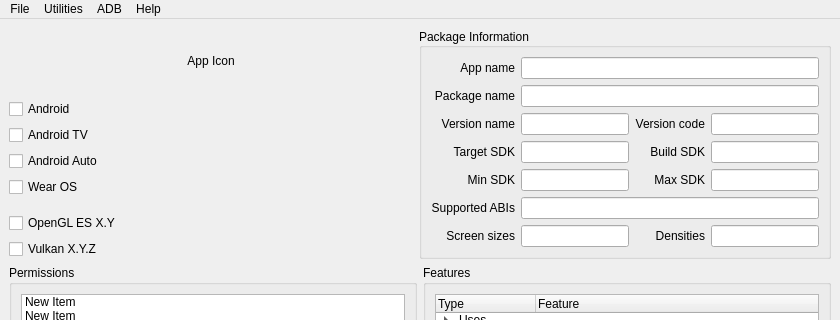
This is ui/main.ui in gingusScringus/apacksplorer as Qt 5 draws it before an edit; both pictures show x 0 to 840 and y 0 to 320 of the 840 by 620 pixel window. The edited form follows.
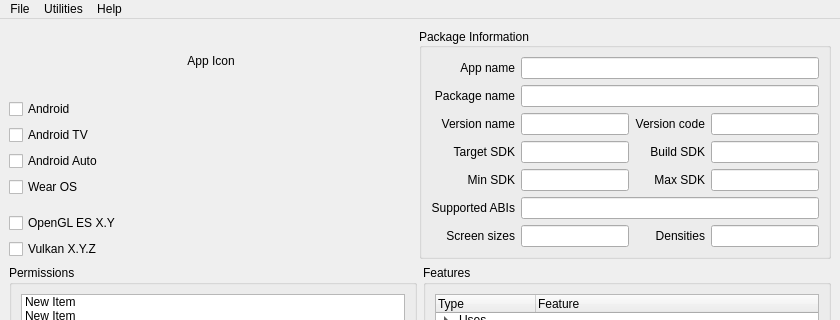
This is the edited form.

Commit message: add settings and adb dialog uis

Patch:
```diff
--- a/ui/main.ui
+++ b/ui/main.ui
@@ -460,7 +460,7 @@
      <x>0</x>
      <y>0</y>
      <width>840</width>
-     <height>32</height>
+     <height>30</height>
     </rect>
    </property>
    <property name="font">
@@ -511,14 +511,8 @@
     <addaction name="separator"/>
     <addaction name="actionAAPT_output"/>
    </widget>
-   <widget class="QMenu" name="menuADB">
-    <property name="title">
-     <string>ADB</string>
-    </property>
-   </widget>
    <addaction name="menuFile"/>
    <addaction name="menuUtilities"/>
-   <addaction name="menuADB"/>
    <addaction name="menuHelp"/>
   </widget>
   <widget class="QStatusBar" name="statusbar"/>
```
Left out of the diff: 16 changed lines with no effect on the pictures. The commit also changes 2 other files.
